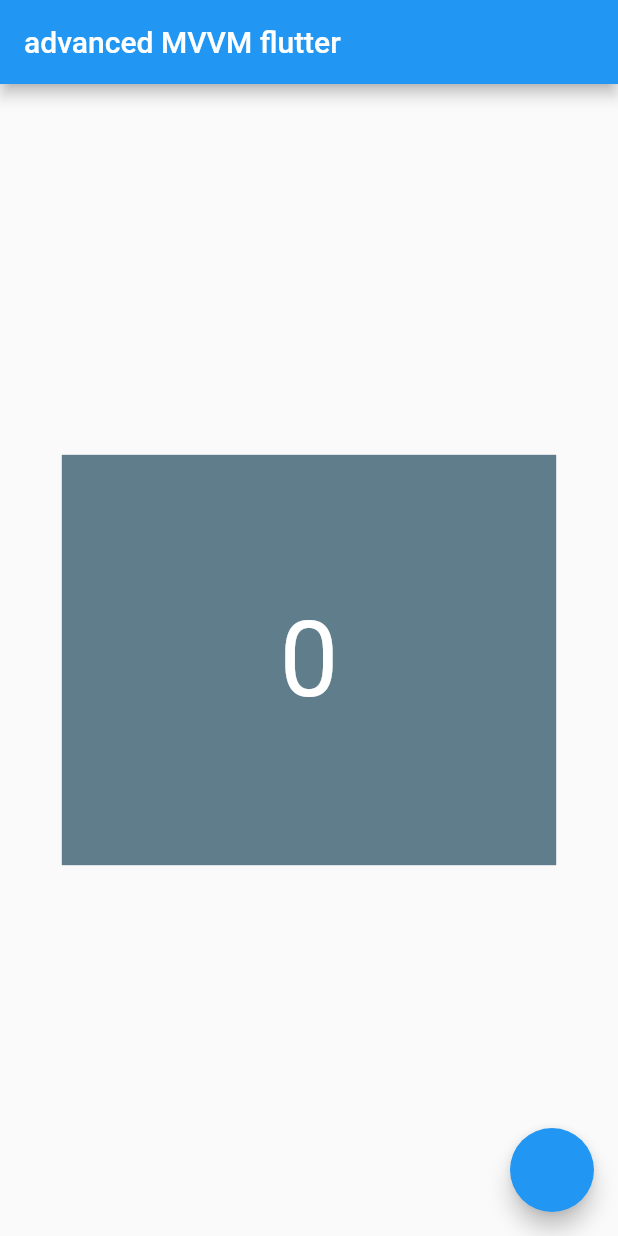
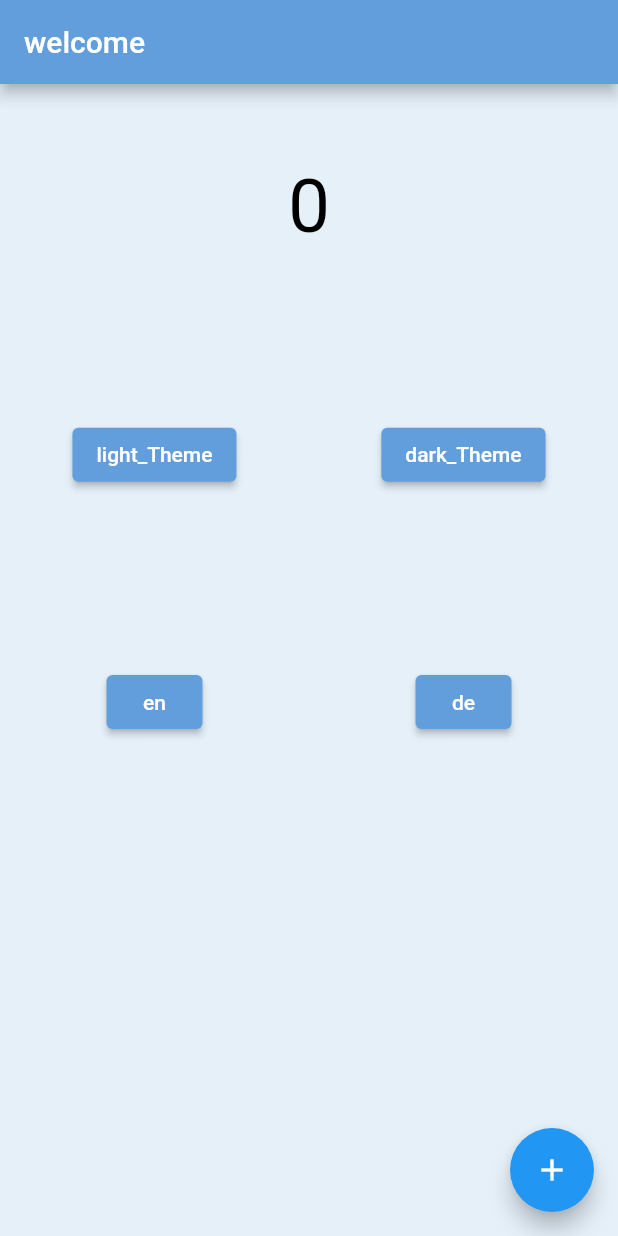
Before and after one commit to onurcankurum/Flutter-Localization_Theme_Management_sqflite-Strategic_pattern, a Flutter app: the screen it shows after launch, on a phone screen of 412 x 824 dp. Run offline on Flutter 3.47's test engine with Material 2 defaults, Android fonts, the phone set to English and light mode, and no system bars; our stand-ins replace easy_localization, flutter_mobx, mobx; generated files the repository leaves out were written again.

Commit message:
upgraded to localization and theme management

```diff
--- /dev/null
+++ b/assets/lang/de-DE.json
@@ -0,0 +1,8 @@
+{
+    "welcome":"Willkommen zu meiner Bewerbung mein Freund",
+    "light_Theme":"Lichtthema",
+    "dark_Theme":"Dunkles Thema",
+    "en":"Englisch",
+    "de":"Deutsch"
+
+}
--- /dev/null
+++ b/assets/lang/en-US.json
@@ -0,0 +1,8 @@
+{
+    "welcome":"Welcome to my application my friend",
+    "light_Theme":"light theme",
+    "dark_Theme":"dark theme",
+    "en":"english",
+    "de":"german"
+
+}
--- /dev/null
+++ b/lib/core/components/text/locale_text.dart
@@ -0,0 +1,17 @@
+import 'package:first_three/core/extenstions/string_extension.dart';
+import 'package:flutter/material.dart';
+
+class LocalText extends StatefulWidget {
+  final String value;
+  const LocalText({Key? key,required this.value}) : super(key: key);
+
+  @override
+  State<LocalText> createState() => _LocalTextState();
+}
+
+class _LocalTextState extends State<LocalText> {
+  @override
+  Widget build(BuildContext context) {
+    return Text(widget.value.locale);
+  }
+}
--- /dev/null
+++ b/lib/core/constants/app/app_constants.dart
@@ -0,0 +1,6 @@
+class ApplicationConstants{
+// ignore: constant_identifier_names
+static const LANG_ASSET_PATH = "assets/lang";
+
+
+}
--- /dev/null
+++ b/lib/core/constants/app/enums/app_theme_enum.dart
@@ -0,0 +1,3 @@
+// ignore_for_file: constant_identifier_names
+
+enum AppThemes { LIGHT, DARK }
--- /dev/null
+++ b/lib/core/extenstions/string_extension.dart
@@ -0,0 +1,5 @@
+import 'package:easy_localization/easy_localization.dart';
+
+extension StringLocalization on String {
+  String get locale => this.tr();
+}
--- /dev/null
+++ b/lib/core/init/lang/language_manager.dart
@@ -0,0 +1,19 @@
+import 'package:flutter/cupertino.dart';
+
+class LanguageManager {
+  static LanguageManager? _instance;
+  static LanguageManager get instance {
+    if (_instance == null) {
+      _instance = LanguageManager._init();
+      return _instance!;
+    }
+    return _instance!;
+  }
+
+   final enLocale = const Locale("en","US");
+   final germen = const Locale("de","DE");
+  List<Locale> get supportedLocales =>[enLocale,germen];
+
+  LanguageManager._init();
+
+}
--- /dev/null
+++ b/lib/core/init/notifier/theme_notifier.dart
@@ -0,0 +1,36 @@
+import 'package:first_three/core/constants/app/enums/app_theme_enum.dart';
+import 'package:first_three/core/init/theme/app_theme_dark.dart';
+import 'package:first_three/core/init/theme/app_theme_light.dart';
+import 'package:flutter/material.dart';
+
+class ThemeNotifier extends ChangeNotifier {
+  ThemeData _currentTheme = AppThemeLight.instance.theme;
+  AppThemes _currenThemeEnum = AppThemes.LIGHT;
+
+  /// Applicaton theme enum.
+  /// Deafult value is [AppThemes.LIGHT]
+  AppThemes get currenThemeEnum => _currenThemeEnum;
+
+  ThemeData get currentTheme => _currentTheme;
+
+  void changeValue(AppThemes theme) {
+    if (theme == AppThemes.LIGHT) {
+      _currentTheme = AppThemeLight.instance.theme;
+    } else {
+      _currentTheme = AppThemeDark.instance.theme;
+    }
+    notifyListeners();
+  }
+
+  /// Change your app theme with [currenThemeEnum] value.
+  void changeTheme() {
+    if (_currenThemeEnum == AppThemes.LIGHT) {
+      _currentTheme = ThemeData.dark();
+      _currenThemeEnum = AppThemes.DARK;
+    } else {
+      _currentTheme = AppThemeDark.instance.theme;
+      _currenThemeEnum = AppThemes.LIGHT;
+    }
+    notifyListeners();
+  }
+}
--- /dev/null
+++ b/lib/core/init/theme/app_theme.dart
@@ -0,0 +1,5 @@
+import 'package:flutter/material.dart';
+
+abstract class AppTheme{
+  ThemeData? theme;
+}
--- /dev/null
+++ b/lib/core/init/theme/app_theme_dark.dart
@@ -0,0 +1,26 @@
+import 'package:flutter/material.dart';
+import 'app_theme.dart';
+
+class AppThemeDark extends AppTheme {
+  static AppThemeDark? _instance;
+  static AppThemeDark get instance {
+    if (_instance == null) {
+      _instance = AppThemeDark._init();
+      return _instance!;
+    }
+    return _instance!;
+  }
+
+  @override
+  ThemeData get theme => ThemeData(
+        textTheme: const TextTheme(bodyText2: TextStyle(color: Colors.white)),
+        scaffoldBackgroundColor: const Color(0xFF2f5392),
+        appBarTheme: const AppBarTheme(
+          color: Color(0xFF013d63),
+        ),
+        elevatedButtonTheme: ElevatedButtonThemeData(
+            style: ElevatedButton.styleFrom(primary: const Color(0xFF1e63b8))),
+      );
+
+  AppThemeDark._init();
+}
--- /dev/null
+++ b/lib/core/init/theme/app_theme_light.dart
@@ -0,0 +1,26 @@
+import 'package:flutter/material.dart';
+import 'app_theme.dart';
+
+class AppThemeLight extends AppTheme {
+  static AppThemeLight? _instance;
+  static AppThemeLight get instance {
+    if (_instance == null) {
+      _instance = AppThemeLight._init();
+      return _instance!;
+    }
+    return _instance!;
+  }
+
+  @override
+  ThemeData get theme => ThemeData(
+        textTheme: const TextTheme(bodyText2: TextStyle(color: Colors.black)),
+        scaffoldBackgroundColor: const Color(0xFFe5f0f9),
+        appBarTheme: const AppBarTheme(
+          color: Color(0xFF639edc),
+        ),
+        elevatedButtonTheme: ElevatedButtonThemeData(
+            style: ElevatedButton.styleFrom(primary: const Color(0xFF639edc))),
+      );
+
+  AppThemeLight._init();
+}
--- a/lib/main.dart
+++ b/lib/main.dart
@@ -1,8 +1,23 @@
+import 'package:easy_localization/easy_localization.dart';
+import 'package:first_three/core/constants/app/app_constants.dart';
+import 'package:first_three/core/init/lang/language_manager.dart';
+import 'package:first_three/core/init/notifier/provider_list.dart';
 import 'package:first_three/view/home/home_view.dart';
 import 'package:flutter/material.dart';
+import 'package:provider/provider.dart';
 
-void main() {
-  runApp(const MyApp());
+import 'core/init/notifier/theme_notifier.dart';
+
+void main() async {
+  WidgetsFlutterBinding.ensureInitialized();
+  await EasyLocalization.ensureInitialized();
+  runApp(MultiProvider(
+    providers: [...ApplicationProvider.instance.dependItems],
+    child: EasyLocalization(
+        child:  const MyApp(),
+        supportedLocales: LanguageManager.instance.supportedLocales,
+        path: ApplicationConstants.LANG_ASSET_PATH),
+  ));
 }
 
 class MyApp extends StatelessWidget {
@@ -12,11 +27,12 @@ class MyApp extends StatelessWidget {
   @override
   Widget build(BuildContext context) {
     return MaterialApp(
+      locale: context.locale,
+      supportedLocales: context.supportedLocales,
+      localizationsDelegates: context.localizationDelegates,
       title: 'Flutter Demo',
-      theme: ThemeData(
-        primarySwatch: Colors.blue,
-      ),
-      home:  const HomeView(),
+      theme: context.watch<ThemeNotifier>().currentTheme,
+      home: const HomeView(),
     );
   }
 }
--- a/lib/view/home/home_view.dart
+++ b/lib/view/home/home_view.dart
@@ -1,5 +1,10 @@
+import 'package:easy_localization/easy_localization.dart';
 import 'package:first_three/core/base/state/base_state.dart';
 import 'package:first_three/core/base/view/base_view.dart';
+import 'package:first_three/core/components/text/locale_text.dart';
+import 'package:first_three/core/constants/app/enums/app_theme_enum.dart';
+import 'package:first_three/core/init/lang/language_manager.dart';
+import 'package:first_three/core/init/lang/locale_keys.g.dart';
 import 'package:first_three/view/home/home_view_model.dart';
 import 'package:flutter/material.dart';
 import 'package:flutter_mobx/flutter_mobx.dart';
@@ -12,13 +17,14 @@ class HomeView extends StatefulWidget {
 }
 
 class _HomeViewState extends BaseState<HomeView> {
- HomeViewModel? viewModel;
+  HomeViewModel? viewModel;
   @override
   Widget build(BuildContext context) {
     return BaseView(
         viewModel: HomeViewModel(),
         onModelReady: (model) {
           viewModel = model as HomeViewModel;
+          viewModel!.setContext(this.context);
         },
         onPageBuilder: (context, value) => scaffold);
   }
@@ -26,35 +32,79 @@ class _HomeViewState extends BaseState<HomeView> {
   Widget get scaffold => Scaffold(
         appBar: appbar,
         floatingActionButton: floatActionButton,
-        body: numberShow,
+        body: body,
       );
 
   PreferredSizeWidget get appbar => AppBar(
-        title: const Text("advanced MVVM flutter"),
+        title: const LocalText(value: LocaleKeys.welcome),
       );
 
   Widget get floatActionButton => FloatingActionButton(
         onPressed: () {
           viewModel!.number++;
         },
+        child: const Icon(Icons.add),
       );
 
-  Widget get numberShow =>  Padding(
-            padding: EdgeInsets.symmetric(
-                vertical: dynamicHeight(0.3), horizontal: dynamicWidth(0.1)),
-            child: Container(
-                height: double.infinity,
-                width: double.infinity,
-                alignment: Alignment.center,
-                color: Colors.blueGrey,
-                child: Observer(
-                  builder: (context) {
-                    return Text(
-                      viewModel!.number.toString(),
-                      style: const TextStyle(color: Colors.white, fontSize: 70),
-                    );
-                  }
-                )),
+  Widget get body {
+    return Column(
+        mainAxisAlignment: MainAxisAlignment.start,
+        children: [numberShow, themesButtonsWidget, languageButtonsWidget]);
+  }
+
+  Widget get numberShow => Container(
+        alignment: Alignment.center,
+        height: dynamicHeight(0.2),
+        child: Observer(builder: (context) {
+          return Text(
+            viewModel!.number.toString(),
+            style: const TextStyle(fontSize: 50),
           );
+        }),
+      );
 
+  Widget get themesButtonsWidget => Container(
+      height: dynamicHeight(0.2),
+      width: double.infinity,
+      alignment: Alignment.center,
+      child: Row(
+        mainAxisAlignment: MainAxisAlignment.spaceAround,
+        children: [
+          ElevatedButton(
+            onPressed: () {
+              viewModel!.changeTheme(AppThemes.LIGHT);
+            },
+            child: LocalText(value: LocaleKeys.light_Theme),
+          ),
+          ElevatedButton(
+            onPressed: () {
+              viewModel!.changeTheme(AppThemes.DARK);
+            },
+            child: LocalText(value: LocaleKeys.dark_Theme),
+          ),
+        ],
+      ));
+
+  Widget get languageButtonsWidget => Container(
+      height: dynamicHeight(0.2),
+      width: double.infinity,
+      alignment: Alignment.center,
+      child: Row(
+        mainAxisAlignment: MainAxisAlignment.spaceAround,
+        children: [
+          ElevatedButton(
+            onPressed: () {
+              context.setLocale(LanguageManager.instance.enLocale);
+            },
+            child: LocalText(value: LocaleKeys.en),
+          ),
+          ElevatedButton(
+            onPressed: () {
+              context.setLocale(LanguageManager.instance.germen);
+              viewModel!.changeTheme(AppThemes.DARK);
+            },
+            child: LocalText(value: LocaleKeys.de),
+          ),
+        ],
+      ));
 }
--- a/lib/view/home/home_view_model.dart
+++ b/lib/view/home/home_view_model.dart
@@ -1,9 +1,23 @@
+import 'package:first_three/core/constants/app/enums/app_theme_enum.dart';
+import 'package:first_three/core/init/notifier/theme_notifier.dart';
+import 'package:flutter/cupertino.dart';
 import 'package:mobx/mobx.dart';
+import 'package:provider/provider.dart';
 part 'home_view_model.g.dart';
 
 class HomeViewModel = _HomeViewModelBase with _$HomeViewModel;
 
 abstract class _HomeViewModelBase with Store {
+BuildContext? context;
+
+void setContext(BuildContext context){
+  this.context=context;
+}
+
+void changeTheme(AppThemes theme){
+  Provider.of<ThemeNotifier>(context!,listen: false).changeValue(theme);
+}
+
    @observable
  int number =0;
 
```
Also changed, not shown: lib/core/init/notifier/provider_list.dart (added, +22 -0 lines), lib/core/init/lang/locale_keys.g.dart (added), 58 other files.
